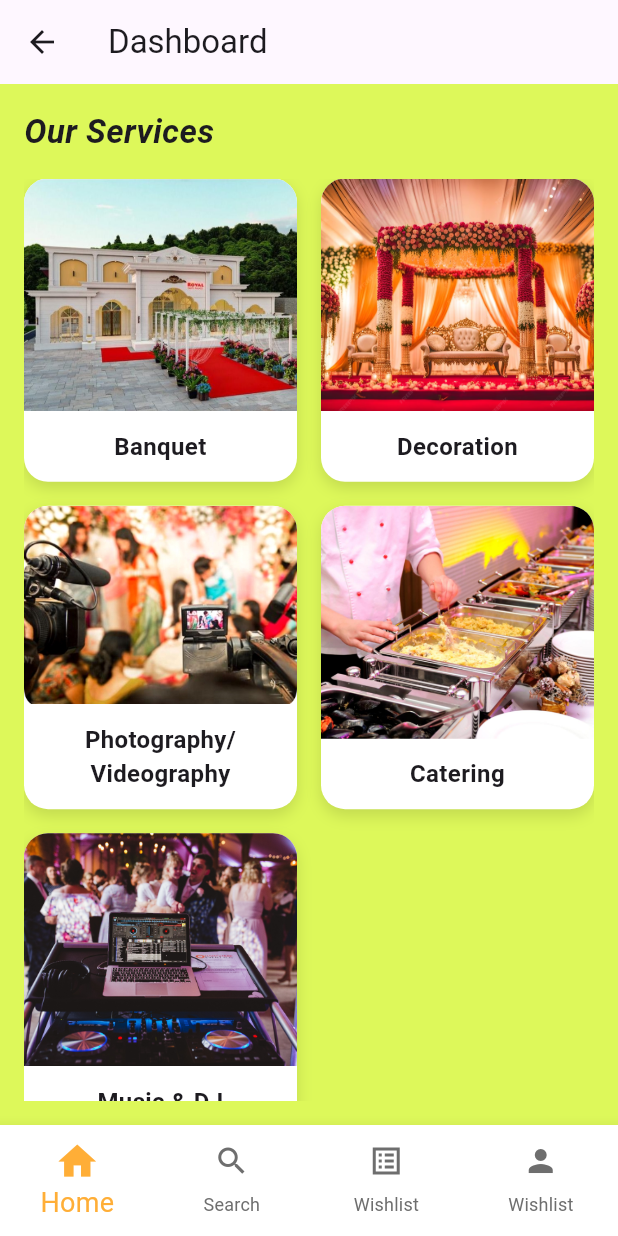
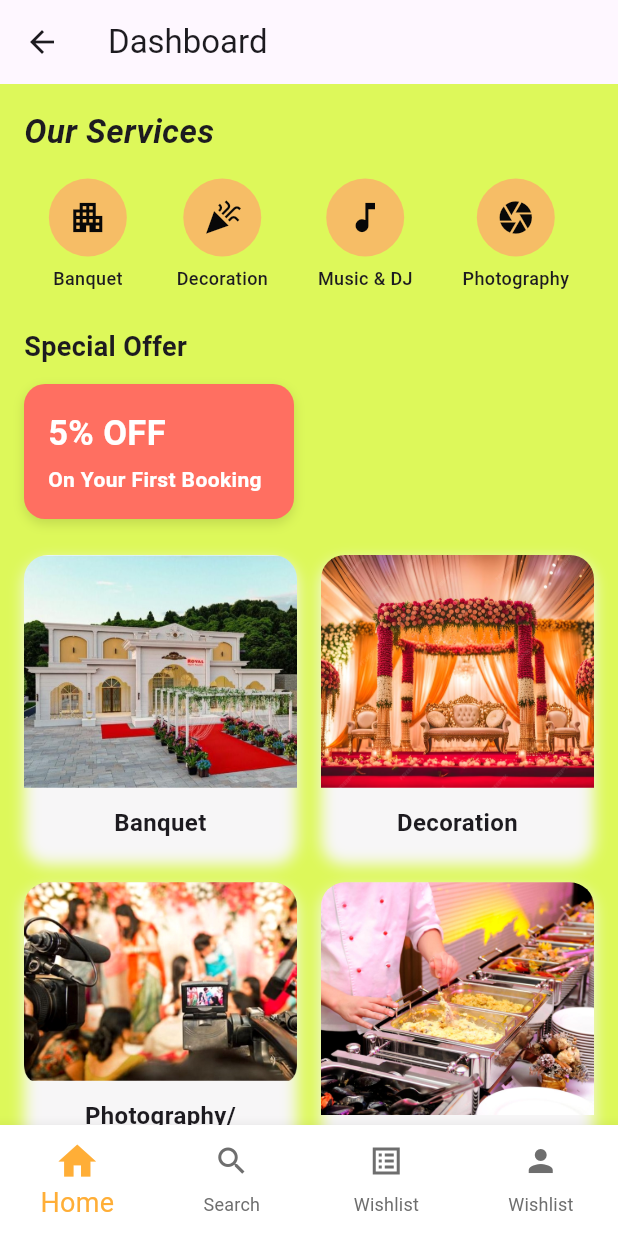
Before and after one commit to sanin751/myevents, a Flutter app: the BottomNavigationScreen screen opened directly, on a phone screen of 412 x 824 dp. Run offline on Flutter 3.47's test engine with Material 3 defaults, Android fonts, the light colour scheme and no system bars; Roboto replaces fonts that are missing (Bricolage).

Commit message:
updated home screen

```diff
--- a/lib/screens/bottom_screen/home_screen.dart
+++ b/lib/screens/bottom_screen/home_screen.dart
@@ -13,7 +13,7 @@ class HomeScreen extends StatelessWidget {
       {"title": "Music & DJ", "image": "assets/image/music.png"},
     ];
 
-    return Padding(
+    return SingleChildScrollView(
       padding: const EdgeInsets.all(16),
       child: Column(
         crossAxisAlignment: CrossAxisAlignment.start,
@@ -26,10 +26,76 @@ class HomeScreen extends StatelessWidget {
               fontStyle: FontStyle.italic,
             ),
           ),
+
           const SizedBox(height: 16),
 
-          Expanded(
-            child: GridView.builder(
+          const Row(
+            mainAxisAlignment: MainAxisAlignment.spaceAround,
+            children: [
+              _ServiceIcon(icon: Icons.apartment, label: "Banquet"),
+              _ServiceIcon(icon: Icons.celebration, label: "Decoration"),
+              _ServiceIcon(icon: Icons.music_note, label: "Music & DJ"),
+              _ServiceIcon(icon: Icons.camera, label: "Photography"),
+            ],
+          ),
+
+          const SizedBox(height: 24),
+
+          const Text(
+            "Special Offer",
+            style: TextStyle(fontSize: 18, fontWeight: FontWeight.bold),
+          ),
+
+          const SizedBox(height: 12),
+
+          Align(
+            alignment: Alignment.centerLeft,
+            child: Container(
+              height: 90,
+              width: 180,
+              padding: const EdgeInsets.symmetric(horizontal: 16),
+              decoration: BoxDecoration(
+                color: const Color(0xFFFF6F61),
+                borderRadius: BorderRadius.circular(14),
+                boxShadow: const [
+                  BoxShadow(
+                    color: Colors.black12,
+                    blurRadius: 6,
+                    offset: Offset(0, 3),
+                  ),
+                ],
+              ),
+              child: const Column(
+                mainAxisAlignment: MainAxisAlignment.center,
+                crossAxisAlignment: CrossAxisAlignment.start,
+                children: [
+                  Text(
+                    "5% OFF",
+                    style: TextStyle(
+                      fontSize: 23,
+                      fontWeight: FontWeight.bold,
+                      color: Colors.white,
+                    ),
+                  ),
+                  SizedBox(height: 4),
+                  Text(
+                    "On Your First Booking",
+                    style: TextStyle(
+                      fontSize: 14,
+                      color: Colors.white,
+                      fontWeight: FontWeight.bold,
+                    ),
+                  ),
+                ],
+              ),
+            ),
+          ),
+
+          const SizedBox(height: 24),
+
+          GridView.builder(
+            shrinkWrap: true,
+            physics: const NeverScrollableScrollPhysics(),
             itemCount: services.length,
             gridDelegate: const SliverGridDelegateWithFixedCrossAxisCount(
               crossAxisCount: 2,
@@ -39,16 +105,33 @@ class HomeScreen extends StatelessWidget {
             ),
             itemBuilder: (context, index) {
               final service = services[index];
+              return _ServiceCard(
+                image: service["image"] as String,
+                title: service["title"] as String,
+              );
+            },
+          ),
+        ],
+      ),
+    );
+  }
+}
 
-                return GestureDetector(
-                  onTap: () {},
-                  child: Container(
+class _ServiceCard extends StatelessWidget {
+  final String image;
+  final String title;
+
+  const _ServiceCard({required this.image, required this.title});
+
+  @override
+  Widget build(BuildContext context) {
+    return Container(
       decoration: BoxDecoration(
-                      color: Colors.white,
+        color: const Color.fromARGB(0, 182, 236, 162),
         borderRadius: BorderRadius.circular(16),
-                      boxShadow: [
+        boxShadow: const [
           BoxShadow(
-                          color: Colors.black12,
+            color: Color.fromRGBO(247, 246, 247, 1),
             blurRadius: 8,
             offset: Offset(0, 4),
           ),
@@ -62,28 +145,15 @@ class HomeScreen extends StatelessWidget {
               borderRadius: const BorderRadius.vertical(
                 top: Radius.circular(16),
               ),
-                            child: Image.asset(
-                              service["image"]!,
-                              fit: BoxFit.cover,
-                            ),
+              child: Image.asset(image, fit: BoxFit.cover),
             ),
           ),
           Padding(
             padding: const EdgeInsets.all(12),
             child: Text(
-                            service["title"]!,
+              title,
               textAlign: TextAlign.center,
-                            style: const TextStyle(
-                              fontSize: 16,
-                              fontWeight: FontWeight.w600,
-                            ),
-                          ),
-                        ),
-                      ],
-                    ),
-                  ),
-                );
-              },
+              style: const TextStyle(fontSize: 16, fontWeight: FontWeight.w600),
             ),
           ),
         ],
@@ -91,3 +161,32 @@ class HomeScreen extends StatelessWidget {
     );
   }
 }
+
+class _ServiceIcon extends StatelessWidget {
+  final IconData icon;
+  final String label;
+
+  const _ServiceIcon({required this.icon, required this.label});
+
+  @override
+  Widget build(BuildContext context) {
+    return Column(
+      children: [
+        CircleAvatar(
+          radius: 26,
+          backgroundColor: Color.fromARGB(245, 247, 187, 102),
+          child: Icon(
+            icon,
+            color: const Color.fromARGB(255, 8, 8, 8),
+            size: 26,
+          ),
+        ),
+        const SizedBox(height: 6),
+        Text(
+          label,
+          style: const TextStyle(fontSize: 12, fontWeight: FontWeight.w500),
+        ),
+      ],
+    );
+  }
+}
```
Lines whose indentation alone changed are shown as unchanged.
